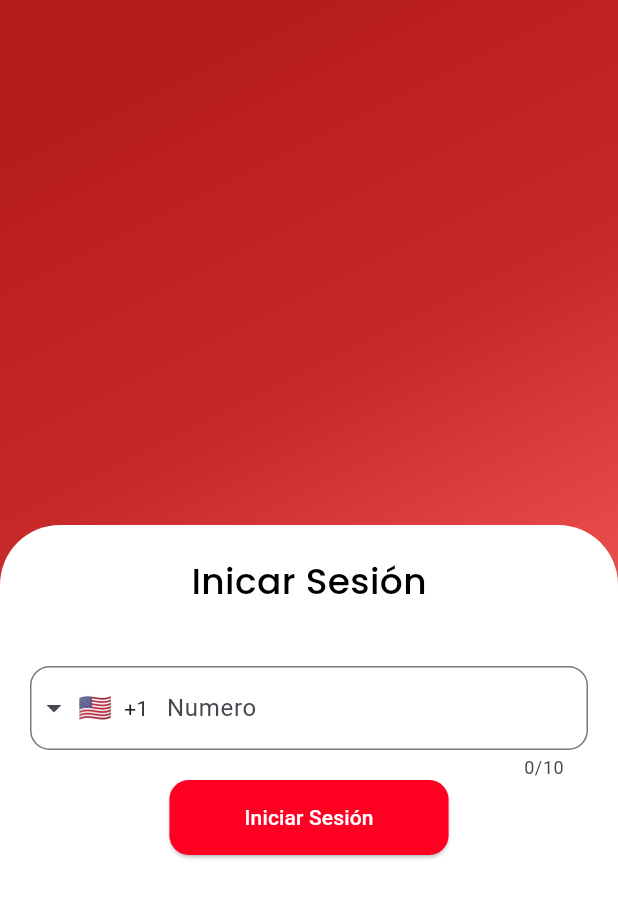
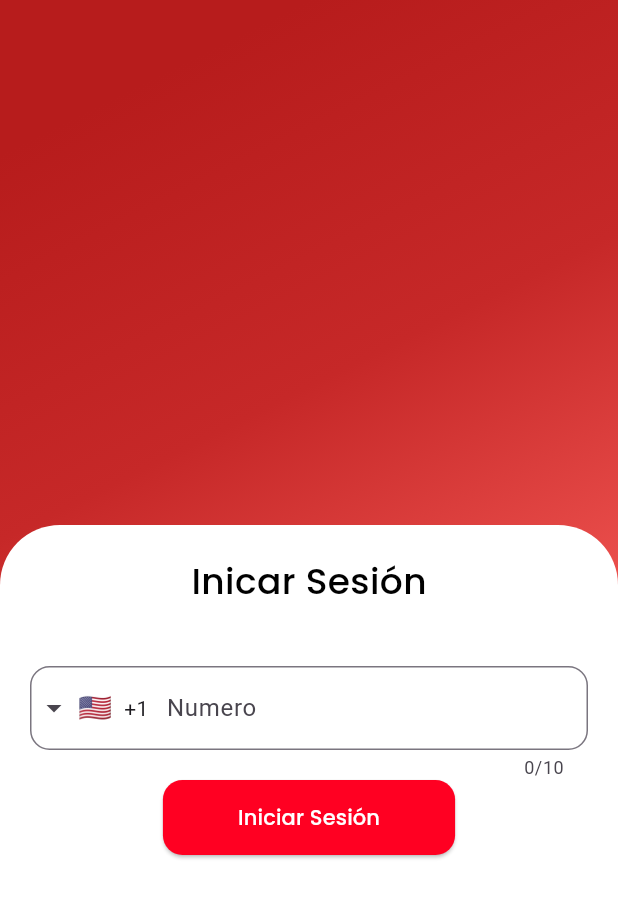
Before and after one commit to alttiplano/Mi_Tiendita, a Flutter app: the screen it shows after launch, on a phone screen of 412 x 824 dp. Shown: the top 898 px of the screen. Run offline on Flutter 3.47's test engine with Material 3 defaults, Android fonts, the phone set to English and light mode, and no system bars; drawn by our look-alikes of intl_phone_field.

Commit message:
:arrow_up: Update `new 2.0`

```diff
--- a/lib/src/pages/auth/login/login_card.dart
+++ b/lib/src/pages/auth/login/login_card.dart
@@ -43,7 +43,6 @@ class LoginCard extends StatelessWidget {
                     ),
                   ),
                 ),
-                // const SizedBox(height: 10),
                 ElevatedButton(
                   onPressed: () {},
                   style: ElevatedButton.styleFrom(
@@ -56,7 +55,10 @@ class LoginCard extends StatelessWidget {
                   ),
                   child: const Text(
                     'Iniciar Sesión',
-                    style: TextStyle(color: Colors.white),
+                    style: TextStyle(
+                      color: Colors.white,
+                      fontFamily: 'Poppins',
+                    ),
                   ),
                 )
               ],
```
